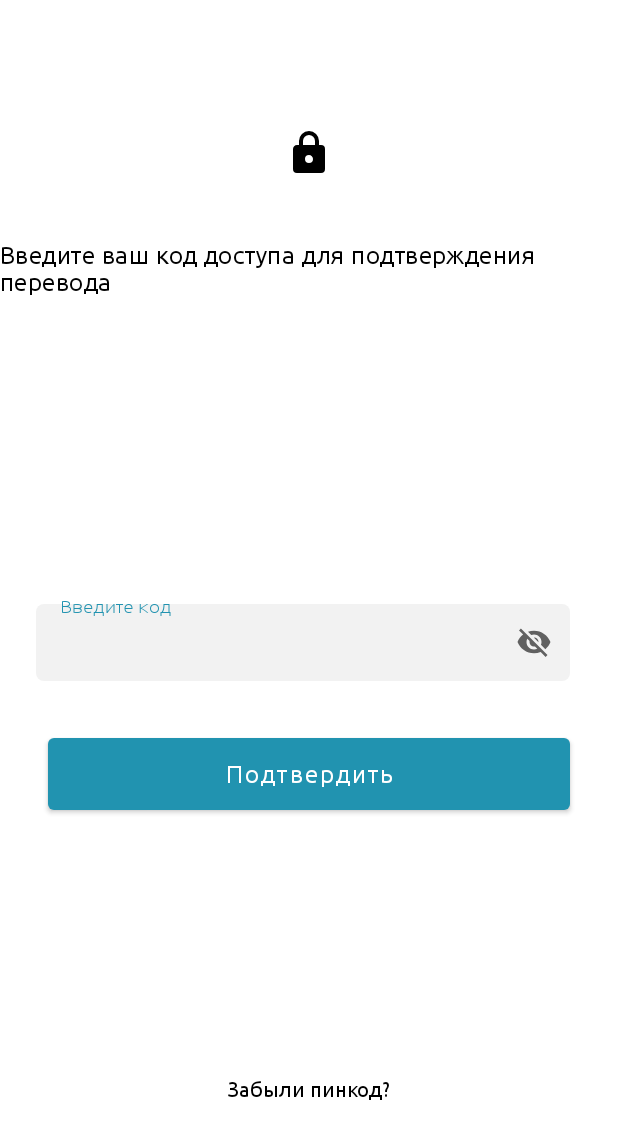
After one commit to HahhVwgwg/NomadDi, an Android app: the VerificationActivity2 screen opened directly, with no data from a screen before it, on a phone screen of 412 x 824 dp. The commit adds this screen. Shown: the top 1139 px of the screen. Run offline under Robolectric (Android 15) with nearby library versions, the phone set to English and light mode, and no system bars; our stand-ins replace data binding.

Commit message:
fix verify transfer

```diff
--- /dev/null
+++ b/app/src/main/java/com/example/tabyspartner/ui/ui/pin/VerificationActivity2.kt
@@ -0,0 +1,103 @@
+package com.example.tabyspartner.ui.ui.pin
+
+import android.app.Activity
+import android.content.Context
+import android.content.DialogInterface
+import android.content.Intent
+import android.content.SharedPreferences
+import android.net.ConnectivityManager
+import androidx.appcompat.app.AppCompatActivity
+import android.os.Bundle
+import android.view.View
+import android.view.inputmethod.InputMethodManager
+import androidx.appcompat.app.AlertDialog
+import androidx.databinding.DataBindingUtil
+import com.example.tabyspartner.MainActivity
+import com.example.tabyspartner.R
+import com.example.tabyspartner.ui.ui.authorization.Authorization
+import com.google.android.material.dialog.MaterialAlertDialogBuilder
+
+class VerificationActivity2 : AppCompatActivity() {
+    lateinit var sharedPreferences: SharedPreferences
+    var pinCode = ""
+    var isPinCodeCreated = false
+    private lateinit var binding: com.example.tabyspartner.databinding.ActivityVerification2Binding
+    override fun onCreate(savedInstanceState: Bundle?) {
+        super.onCreate(savedInstanceState)
+        checkConnectivity()
+        binding = DataBindingUtil.setContentView(this, R.layout.activity_verification2)
+        binding.lifecycleOwner = this
+
+        sharedPreferences = getSharedPreferences("app_prefs", Context.MODE_PRIVATE)
+        isPinCodeCreated = sharedPreferences.getBoolean("USER_PIN_CODE_CREATED", false)
+        pinCode = sharedPreferences.getString("USER_PIN_CODE", "")!!
+        binding.tvInputTip.text = "Введите ваш код доступа для подтверждения перевода"
+        binding.textField2.visibility = View.GONE
+        binding.textField.hint = "Введите код"
+        binding.forgetPassword.visibility = View.VISIBLE
+    }
+
+    override fun onResume() {
+        super.onResume()
+        binding.forgetPassword.setOnClickListener {
+            MaterialAlertDialogBuilder(this)
+                .setTitle(resources.getString(R.string.alert_password_recover_title))
+                .setMessage(resources.getString(R.string.alert_password_recover_message))
+                .setNegativeButton(resources.getString(R.string.decline)) { dialog, which ->
+                    // Respond to negative button press
+                    dialog.dismiss()
+                }
+                .setPositiveButton(resources.getString(R.string.accept)) { dialog, which ->
+                    // Respond to positive button press
+                    sharedPreferences.edit().clear().apply()
+                    startActivity(Intent(this, Authorization::class.java))
+                    finish()
+                }
+                .show()
+        }
+        binding.verifyPinCodeBtn.setOnClickListener {
+            val imm = getSystemService(INPUT_METHOD_SERVICE) as InputMethodManager
+            imm.hideSoftInputFromWindow(binding.mainLayoutVer.getWindowToken(), 0)
+            if (binding.pinCodeText.text!!.trim().isEmpty()) {
+                binding.verifyCodeFeedBack.text = "Поле не должно быть пустым"
+                binding.verifyCodeFeedBack.visibility = View.VISIBLE
+            } else if (binding.pinCodeText.text!!.trim().toString() != pinCode) {
+                binding.verifyCodeFeedBack.text = "Неверный пинкод. Попробуйте еще раз."
+                binding.verifyCodeFeedBack.visibility = View.VISIBLE
+            } else if (binding.pinCodeText.text!!.trim().toString() == pinCode) {
+                binding.verifyPinCodeBtn.isEnabled = false
+                setResult(Activity.RESULT_OK)
+                finish()
+            }
+        }
+    }
+
+    private fun checkConnectivity() {
+        val manager = this.getSystemService(Context.CONNECTIVITY_SERVICE) as ConnectivityManager
+        val activeNetwork = manager.activeNetworkInfo
+
+        if (null == activeNetwork) {
+            val dialogBuilder = AlertDialog.Builder(this)
+            val intent = Intent(this, MainActivity::class.java)
+            // set message of alert dialog
+            dialogBuilder.setMessage(R.string.internet_message)
+                // if the dialog is cancelable
+                .setCancelable(false)
+                // positive button text and action
+                .setPositiveButton(R.string.retry, DialogInterface.OnClickListener { dialog, id ->
+                    recreate()
+                })
+                // negative button text and action
+                .setNegativeButton(R.string.otmenit, DialogInterface.OnClickListener { dialog, id ->
+                    finish()
+                })
+
+            // create dialog box
+            val alert = dialogBuilder.create()
+            // set title for alert dialog box
+            alert.setTitle(R.string.internet_title)
+            // show alert dialog
+            alert.show()
+        }
+    }
+}
--- a/app/src/main/java/com/example/tabyspartner/ui/ui/withdraw/WithDrawFragment.kt
+++ b/app/src/main/java/com/example/tabyspartner/ui/ui/withdraw/WithDrawFragment.kt
@@ -1,8 +1,10 @@
 package com.example.tabyspartner.ui.ui.withdraw
 
+import android.app.Activity
 import android.app.AlertDialog
 import android.content.Context
 import android.content.DialogInterface
+import android.content.Intent
 import android.content.SharedPreferences
 import android.os.Build
 import android.os.Bundle
@@ -22,6 +24,8 @@ import com.example.tabyspartner.R
 import com.example.tabyspartner.databinding.FragmentMainPageBinding
 import com.example.tabyspartner.databinding.FragmentWithDrawBinding
 import com.example.tabyspartner.modal.ModalBottomSheet
+import com.example.tabyspartner.ui.ui.pin.VerificationActivity
+import com.example.tabyspartner.ui.ui.pin.VerificationActivity2
 import kotlinx.android.synthetic.main.fragment_with_draw.*
 
 
@@ -139,9 +143,19 @@ class WithDrawFragment : Fragment() {
                 alert.setTitle("Вы не выбрали карту перевода!")
                 alert.show()
             }else {
-                viewModel.withdrawCash(binding.withDrawAmount.text.toString(),binding.chooseCardBtn.text.toString(),this.requireContext(),this)
+                startActivityForResult(Intent(requireContext(), VerificationActivity2::class.java), 1)
+                //viewModel.withdrawCash(binding.withDrawAmount.text.toString(),binding.chooseCardBtn.text.toString(),this.requireContext(),this)
                binding.withdrawBtnWithdrawPage.isEnabled = false
             }
         }
     }
+
+    @RequiresApi(Build.VERSION_CODES.P)
+    override fun onActivityResult(requestCode: Int, resultCode: Int, data: Intent?) {
+        super.onActivityResult(requestCode, resultCode, data)
+        if (resultCode == Activity.RESULT_OK) {
+            viewModel.withdrawCash(binding.withDrawAmount.text.toString(),binding.chooseCardBtn.text.toString(),this.requireContext(),this)
+            binding.withdrawBtnWithdrawPage.isEnabled = true
+        }
+    }
 }
--- /dev/null
+++ b/app/src/main/res/layout/activity_verification2.xml
@@ -0,0 +1,157 @@
+<?xml version="1.0" encoding="utf-8"?>
+<layout
+    xmlns:app="http://schemas.android.com/apk/res-auto"
+    android:layout_gravity="center"
+    xmlns:android="http://schemas.android.com/apk/res/android"
+    >
+
+    <androidx.constraintlayout.widget.ConstraintLayout
+        android:id="@+id/mainLayoutVer"
+        android:layout_width="match_parent"
+        android:layout_height="match_parent"
+        android:gravity="center"
+        android:orientation="vertical"
+        >
+        <RelativeLayout
+            android:id="@+id/logoRel"
+            app:layout_constraintStart_toStartOf="parent"
+            app:layout_constraintEnd_toEndOf="parent"
+            app:layout_constraintTop_toTopOf="parent"
+            android:layout_width="84dp"
+            android:layout_height="84dp"
+            android:layout_marginTop="60dp"
+            android:background="@drawable/bg_circle">
+
+            <ImageView
+                android:id="@+id/iv_lock"
+                android:layout_width="32dp"
+                android:layout_height="32dp"
+                android:layout_centerInParent="true"
+                app:srcCompat="@drawable/lock" />
+
+            <ImageView
+                android:id="@+id/iv_ok"
+                android:layout_width="32dp"
+                android:layout_height="32dp"
+                android:layout_centerInParent="true"
+                android:alpha="0"
+                android:scaleX="0"
+                android:scaleY="0"
+                app:srcCompat="@drawable/ic_check_bold_24dp"
+                app:tint="#66e75d" />
+        </RelativeLayout>
+
+        <TextView
+            app:layout_constraintStart_toStartOf="parent"
+            app:layout_constraintEnd_toEndOf="parent"
+            app:layout_constraintTop_toBottomOf="@+id/logoRel"
+            android:id="@+id/tv_input_tip"
+            android:layout_width="wrap_content"
+            android:layout_height="wrap_content"
+            android:layout_gravity="center_horizontal"
+            android:text="Создайте код быстрого доступа из 4 цифр"
+            android:layout_marginTop="16dp"
+            android:letterSpacing="0.02"
+            android:textColor="#000"
+            android:textSize="16sp" />
+
+        <LinearLayout
+            android:id="@+id/code_form"
+            android:layout_width="match_parent"
+            android:layout_height="wrap_content"
+            android:layout_marginTop="32dp"
+            android:orientation="vertical"
+            app:layout_constraintBottom_toBottomOf="parent"
+            app:layout_constraintEnd_toEndOf="parent"
+            app:layout_constraintHorizontal_bias="0.0"
+            app:layout_constraintStart_toStartOf="parent"
+            app:layout_constraintTop_toBottomOf="@+id/tv_input_tip"
+            app:layout_constraintVertical_bias="0.328">
+            <com.google.android.material.textfield.TextInputLayout
+                style="@style/Widget.MaterialComponents.TextInputLayout.OutlinedBox"
+                android:id="@+id/textField"
+                android:layout_width="match_parent"
+                android:layout_height="wrap_content"
+                app:endIconMode="password_toggle"
+                android:layout_marginEnd="32dp"
+                android:layout_marginStart="24dp"
+                android:layout_marginTop="32dp"
+                android:hint="Придумайте код">
+                <com.google.android.material.textfield.TextInputEditText
+                    android:id="@+id/pin_code_text"
+                    android:layout_width="match_parent"
+                    android:layout_height="wrap_content"
+                    android:background="@drawable/text_input_bg"
+                    app:boxStrokeColor="@android:color/transparent"
+                    android:ems="10"
+                    android:maxLength="4"
+                    android:inputType="phone"
+                    android:padding="16dp"
+                    android:textSize="16sp"
+                    />
+            </com.google.android.material.textfield.TextInputLayout>
+            <com.google.android.material.textfield.TextInputLayout
+                style="@style/Widget.MaterialComponents.TextInputLayout.OutlinedBox"
+                android:id="@+id/textField2"
+                android:layout_width="match_parent"
+                android:layout_height="wrap_content"
+                app:endIconMode="password_toggle"
+                android:layout_marginStart="24dp"
+                android:layout_marginTop="32dp"
+                android:layout_marginEnd="32dp"
+                android:hint="Повторите код">
+                <com.google.android.material.textfield.TextInputEditText
+                    android:id="@+id/pin_code_verify_text"
+                    android:layout_width="match_parent"
+                    android:layout_height="wrap_content"
+                    android:background="@drawable/text_input_bg"
+                    app:boxStrokeColor="@android:color/transparent"
+                    android:ems="10"
+                    android:maxLength="4"
+                    android:inputType="phone"
+                    android:padding="16dp"
+                    android:textSize="16sp"
+                    />
+            </com.google.android.material.textfield.TextInputLayout>
+            <Button
+                android:id="@+id/verify_pin_code_btn"
+                android:layout_width="match_parent"
+                android:layout_height="60dp"
+                android:layout_gravity=""
+                android:layout_marginStart="32dp"
+                android:layout_marginTop="32dp"
+                android:layout_marginEnd="32dp"
+                android:text="Подтвердить"
+                android:textAllCaps="false"
+                android:textColor="@android:color/background_light"
+                android:textSize="16sp" />
+        </LinearLayout>
+
+        <TextView
+            android:id="@+id/verify_codeFeedBack"
+            android:layout_width="wrap_content"
+            android:layout_height="wrap_content"
+            android:layout_marginTop="32dp"
+            android:text="Загрузка . . ."
+            android:textColor="@android:color/holo_red_light"
+            android:visibility="invisible"
+            app:layout_constraintEnd_toEndOf="parent"
+            app:layout_constraintStart_toStartOf="parent"
+            app:layout_constraintTop_toBottomOf="@+id/code_form" />
+
+        <TextView
+            android:id="@+id/forgetPassword"
+            android:layout_width="wrap_content"
+            android:layout_height="wrap_content"
+            android:layout_marginTop="32dp"
+            android:text="Забыли пинкод?"
+            android:textColor="@color/black"
+            android:visibility="invisible"
+            app:layout_constraintBottom_toBottomOf="parent"
+            app:layout_constraintEnd_toEndOf="parent"
+            app:layout_constraintStart_toStartOf="parent"
+            app:layout_constraintTop_toBottomOf="@+id/verify_codeFeedBack" />
+
+    </androidx.constraintlayout.widget.ConstraintLayout>
+
+</layout>
--- a/app/src/main/res/values/strings.xml
+++ b/app/src/main/res/values/strings.xml
@@ -47,5 +47,4 @@
     <string name="otmenit">Отменить</string>
 
 
-
 </resources>
```
Also changed, not shown: app/src/main/AndroidManifest.xml (+4 -5 lines).
